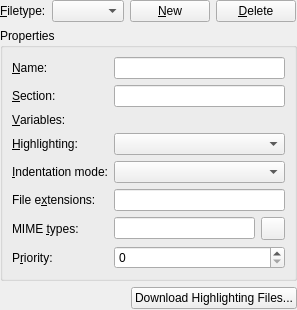
Old version of the form src/dialogs/filetypeconfigwidget.ui in the repository KDE/ktexteditor.
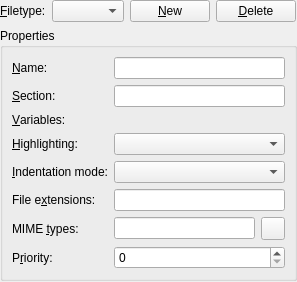
New version of the form. Custom widgets are drawn as their Qt base class.

Commit message:
remove highlighting download dialog
Summary:
rational:

1) there is one frameworks release per month that already provides a stream of hl updates
2) often new highlightings anyways need a new frameworks version
3) one can easily update only a part of the files which leads to broken other highlighting that include parts of them
4) the updates might easily break the non-downloadable indenters

GUI: highlighting download dialog removed

Test Plan:
make
make test

Reviewers: dhaumann

Reviewed By: dhaumann

Subscribers: kwrite-devel, kde-frameworks-devel

Tags: #kate, #frameworks

Diff of the .ui file:
```diff
--- a/src/dialogs/filetypeconfigwidget.ui
+++ b/src/dialogs/filetypeconfigwidget.ui
@@ -211,30 +211,6 @@
      </layout>
     </widget>
    </item>
-   <item>
-    <layout class="QHBoxLayout">
-     <item>
-      <spacer>
-       <property name="orientation">
-        <enum>Qt::Horizontal</enum>
-       </property>
-       <property name="sizeHint" stdset="0">
-        <size>
-         <width>1</width>
-         <height>0</height>
-        </size>
-       </property>
-      </spacer>
-     </item>
-     <item>
-      <widget class="QPushButton" name="btnDownload">
-       <property name="text">
-        <string>Download Highlighting Files...</string>
-       </property>
-      </widget>
-     </item>
-    </layout>
-   </item>
    <item>
     <spacer>
      <property name="orientation">
```
The commit also changes 4 other files.
